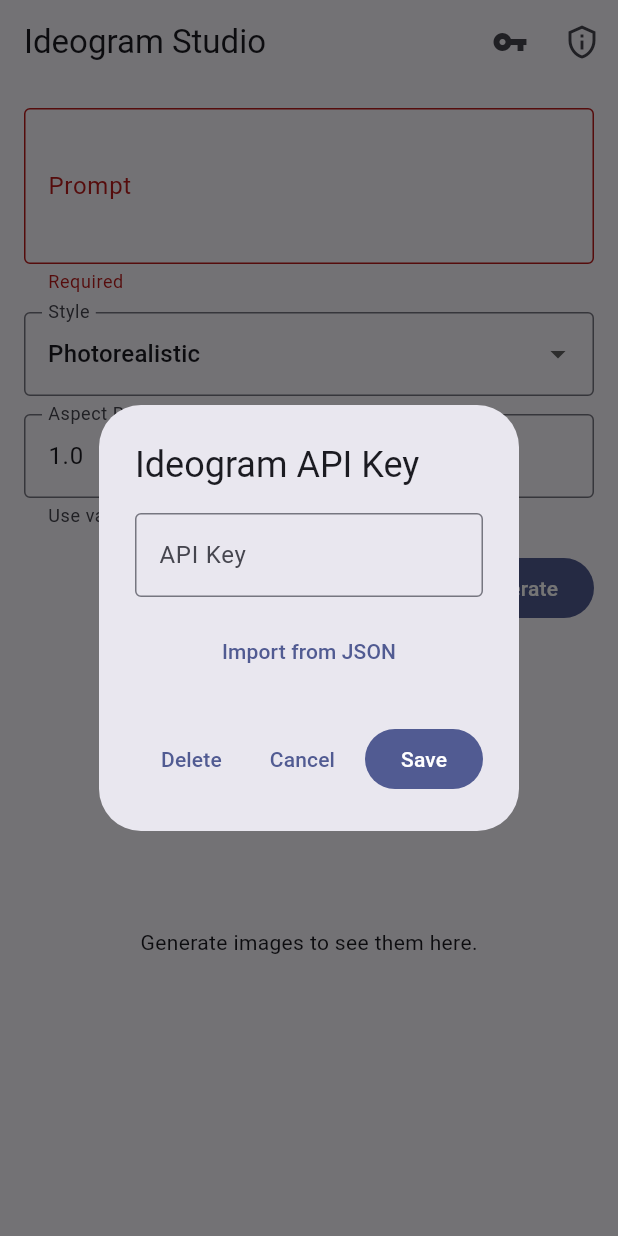
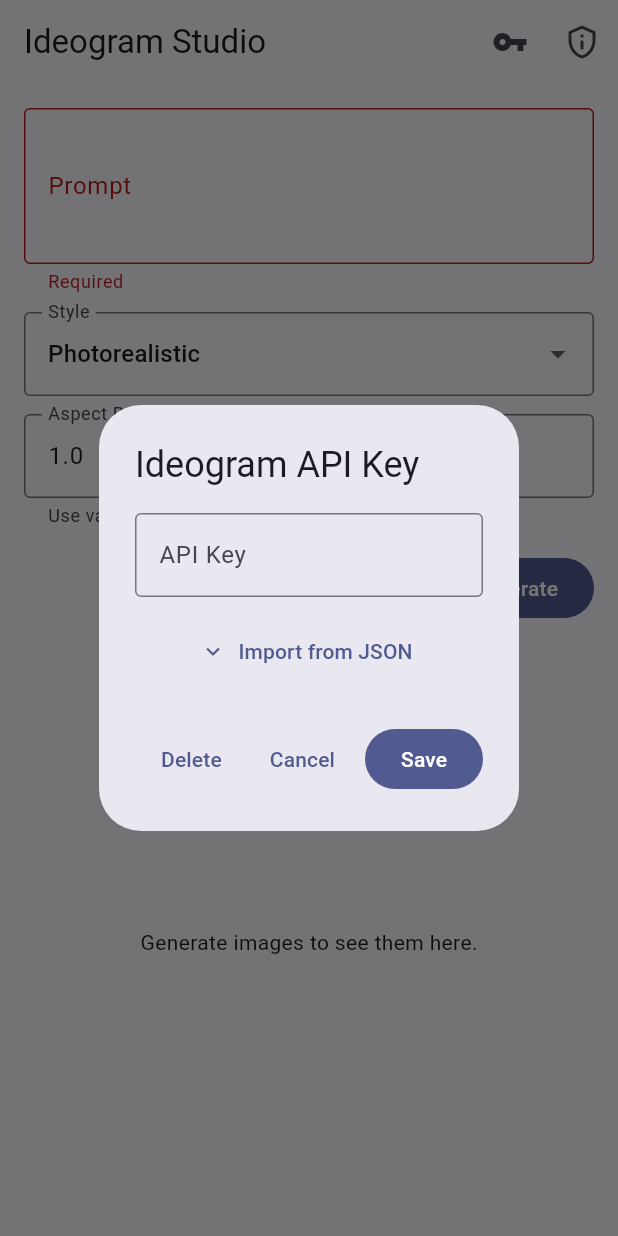
Before and after one commit to rohanahmed24/fluffy-tribble, a Flutter app: the screen it shows after launch, after a tap on "Generate", after a tap on the "vpn key" icon, on a phone screen of 412 x 824 dp. Run offline on Flutter 3.47's test engine with Material 3 defaults, Android fonts, the light colour scheme and no system bars; our stand-ins replace flutter_dotenv, flutter_secure_storage.

Commit message:
Refine Ideogram client configuration and security

```diff
--- a/lib/api/ideogram_api_client.dart
+++ b/lib/api/ideogram_api_client.dart
@@ -4,11 +4,16 @@
 import 'package:http/http.dart' as http;
 
 class IdeogramApiClient {
-  IdeogramApiClient({required this.baseUrl, http.Client? httpClient})
-    : _httpClient = httpClient ?? http.Client();
+  IdeogramApiClient({
+    required this.baseUri,
+    http.Client? httpClient,
+    Duration? timeout,
+  }) : _httpClient = httpClient ?? http.Client(),
+       _timeout = timeout ?? const Duration(seconds: 30);
 
-  final String baseUrl;
+  final Uri baseUri;
   final http.Client _httpClient;
+  final Duration _timeout;
 
   Future<List<GeneratedImage>> generateImage({
     required String apiKey,
@@ -16,7 +21,6 @@
     required ImageStyle style,
     double aspectRatio = 1.0,
   }) async {
-    final uri = Uri.parse(baseUrl);
     final requestBody = jsonEncode(<String, dynamic>{
       'prompt': prompt,
       'image_width': (1024 * aspectRatio).round(),
@@ -24,14 +28,16 @@
       'style': style.apiValue,
     });
 
-    final response = await _httpClient.post(
-      uri,
-      headers: {
-        HttpHeaders.authorizationHeader: 'Bearer $apiKey',
-        HttpHeaders.contentTypeHeader: 'application/json',
-      },
-      body: requestBody,
-    );
+    final response = await _httpClient
+        .post(
+          baseUri,
+          headers: {
+            HttpHeaders.authorizationHeader: 'Bearer $apiKey',
+            HttpHeaders.contentTypeHeader: 'application/json',
+          },
+          body: requestBody,
+        )
+        .timeout(_timeout);
 
     if (response.statusCode == HttpStatus.ok) {
       final data = jsonDecode(response.body) as Map<String, dynamic>;
@@ -41,10 +47,14 @@
             (dynamic item) =>
                 GeneratedImage.fromJson(item as Map<String, dynamic>),
           )
+          .where((image) => image.isSecure)
           .toList();
     }
 
-    throw HttpException('Failed with status: ${response.statusCode}', uri: uri);
+    throw HttpException(
+      'Failed with status: ${response.statusCode}',
+      uri: baseUri,
+    );
   }
 }
 
@@ -114,4 +124,9 @@
   final String id;
   final String url;
   final String? prompt;
+
+  bool get isSecure {
+    final uri = Uri.tryParse(url);
+    return uri != null && uri.isScheme('https');
+  }
 }
--- /dev/null
+++ b/lib/config/app_config.dart
@@ -0,0 +1,72 @@
+import 'dart:io';
+
+import 'package:flutter/foundation.dart';
+import 'package:flutter_dotenv/flutter_dotenv.dart';
+
+class AppConfig {
+  const AppConfig({required this.baseUrl, required this.requestTimeout});
+
+  final Uri baseUrl;
+  final Duration requestTimeout;
+
+  static final Uri _defaultBaseUrl = Uri.parse(
+    'https://api.ideogram.ai/v1/images',
+  );
+  static const Duration _defaultTimeout = Duration(seconds: 30);
+
+  static Future<AppConfig> load({
+    String primaryFile = '.env',
+    String fallbackFile = '.env.example',
+  }) async {
+    if (!dotenv.isInitialized) {
+      await _loadEnvFile(primaryFile);
+    }
+
+    if (!dotenv.isInitialized) {
+      await _loadEnvFile(fallbackFile);
+    }
+
+    final uri = _parseBaseUrl(dotenv.env['IDEOGRAM_BASE_URL']);
+    final timeout = _parseTimeout(dotenv.env['IDEOGRAM_TIMEOUT_SECONDS']);
+
+    return AppConfig(baseUrl: uri, requestTimeout: timeout);
+  }
+
+  static Future<void> _loadEnvFile(String fileName) async {
+    try {
+      await dotenv.load(fileName: fileName);
+    } on FlutterError catch (error) {
+      debugPrint('Failed to load $fileName: ${error.message}');
+    } on FileSystemException catch (error) {
+      debugPrint('Failed to read $fileName: ${error.message}');
+    }
+  }
+
+  static Uri _parseBaseUrl(String? value) {
+    if (value == null || value.trim().isEmpty) {
+      return _defaultBaseUrl;
+    }
+
+    final uri = Uri.tryParse(value.trim());
+    if (uri == null || !uri.hasScheme || !uri.isScheme('https')) {
+      debugPrint('Invalid IDEOGRAM_BASE_URL "$value". Using default.');
+      return _defaultBaseUrl;
+    }
+
+    return uri;
+  }
+
+  static Duration _parseTimeout(String? value) {
+    if (value == null) {
+      return _defaultTimeout;
+    }
+
+    final seconds = int.tryParse(value);
+    if (seconds == null || seconds <= 0) {
+      debugPrint('Invalid IDEOGRAM_TIMEOUT_SECONDS "$value". Using default.');
+      return _defaultTimeout;
+    }
+
+    return Duration(seconds: seconds);
+  }
+}
--- a/lib/main.dart
+++ b/lib/main.dart
@@ -1,44 +1,26 @@
-import 'dart:io';
-
 import 'package:flutter/material.dart';
-import 'package:flutter/services.dart';
-import 'package:flutter_dotenv/flutter_dotenv.dart';
 import 'package:provider/provider.dart';
 
+import 'config/app_config.dart';
 import 'screens/home_screen.dart';
 import 'state/generation_state.dart';
 
 Future<void> main() async {
   WidgetsFlutterBinding.ensureInitialized();
-  await _bootstrapEnvironment();
+  final config = await AppConfig.load();
 
   runApp(
-    ChangeNotifierProvider(
-      create: (_) => GenerationState()..loadApiKey(),
+    MultiProvider(
+      providers: [
+        Provider<AppConfig>.value(value: config),
+        ChangeNotifierProvider(
+          create: (context) =>
+              GenerationState(config: context.read<AppConfig>())..loadApiKey(),
+        ),
+      ],
       child: const IdeogramApp(),
     ),
   );
-}
-
-Future<void> _bootstrapEnvironment() async {
-  try {
-    await dotenv.load(fileName: '.env');
-    return;
-  } on FlutterError catch (error) {
-    debugPrint('Failed to load .env asset: ${error.message}');
-  } on FileSystemException catch (error) {
-    debugPrint('Failed to read .env file: ${error.message}');
-  }
-
-  if (!dotenv.isInitialized) {
-    try {
-      await dotenv.load(fileName: '.env.example');
-    } on FlutterError catch (error) {
-      debugPrint('Failed to load .env.example asset: ${error.message}');
-    } on FileSystemException catch (error) {
-      debugPrint('Failed to read .env.example file: ${error.message}');
-    }
-  }
 }
 
 class IdeogramApp extends StatelessWidget {
--- a/lib/screens/home_screen.dart
+++ b/lib/screens/home_screen.dart
@@ -4,6 +4,7 @@
 
 import '../api/ideogram_api_client.dart';
 import '../state/generation_state.dart';
+import '../widgets/api_key_dialog.dart';
 import '../widgets/generation_form.dart';
 
 class HomeScreen extends StatelessWidget {
@@ -67,79 +68,13 @@
 
   Future<void> _showApiKeyDialog(BuildContext context) async {
     final state = context.read<GenerationState>();
-    final controller = TextEditingController(text: state.apiKey ?? '');
     await showDialog<void>(
       context: context,
-      builder: (context) => AlertDialog(
-        title: const Text('Ideogram API Key'),
-        content: Column(
-          mainAxisSize: MainAxisSize.min,
-          children: [
-            TextField(
-              controller: controller,
-              decoration: const InputDecoration(
-                labelText: 'API Key',
-                hintText: 'ideogram-secret-...',
-              ),
-              obscureText: true,
-              enableSuggestions: false,
-              autocorrect: false,
-            ),
-            const SizedBox(height: 12),
-            TextButton(
-              onPressed: () async {
-                final jsonController = TextEditingController();
-                await showDialog<void>(
-                  context: context,
-                  builder: (context) => AlertDialog(
-                    title: const Text('Import from JSON'),
-                    content: TextField(
-                      controller: jsonController,
-                      maxLines: 4,
-                      decoration: const InputDecoration(
-                        hintText: '{ "ideogramApiKey": "..." }',
-                      ),
-                    ),
-                    actions: [
-                      TextButton(
-                        onPressed: () => Navigator.of(context).pop(),
-                        child: const Text('Cancel'),
-                      ),
-                      FilledButton(
-                        onPressed: () {
-                          state.importKeyFromJson(jsonController.text);
-                          Navigator.of(context).pop();
-                        },
-                        child: const Text('Import'),
-                      ),
-                    ],
-                  ),
-                );
-              },
-              child: const Text('Import from JSON'),
-            ),
-          ],
-        ),
-        actions: [
-          TextButton(
-            onPressed: () {
-              state.deleteKey();
-              Navigator.of(context).pop();
-            },
-            child: const Text('Delete'),
-          ),
-          TextButton(
-            onPressed: () => Navigator.of(context).pop(),
-            child: const Text('Cancel'),
-          ),
-          FilledButton(
-            onPressed: () {
-              state.updateApiKey(controller.text);
-              Navigator.of(context).pop();
-            },
-            child: const Text('Save'),
-          ),
-        ],
+      builder: (context) => ApiKeyDialog(
+        initialKey: state.apiKey,
+        onDelete: state.deleteKey,
+        onSave: state.updateApiKey,
+        onImportJson: state.importKeyFromJson,
       ),
     );
   }
@@ -179,7 +114,21 @@
           child: Stack(
             fit: StackFit.expand,
             children: [
-              Image.network(image.url, fit: BoxFit.cover),
+              Image.network(
+                image.url,
+                fit: BoxFit.cover,
+                loadingBuilder: (context, child, progress) {
+                  if (progress == null) {
+                    return child;
+                  }
+                  return const Center(child: CircularProgressIndicator());
+                },
+                errorBuilder: (context, error, stackTrace) => Container(
+                  color: Colors.black12,
+                  alignment: Alignment.center,
+                  child: const Icon(Icons.broken_image_outlined),
+                ),
+              ),
               if (image.prompt != null)
                 Align(
                   alignment: Alignment.bottomCenter,
--- a/lib/state/generation_state.dart
+++ b/lib/state/generation_state.dart
@@ -1,21 +1,22 @@
 import 'dart:convert';
 
 import 'package:flutter/material.dart';
-import 'package:flutter_dotenv/flutter_dotenv.dart';
 
 import '../api/ideogram_api_client.dart';
+import '../config/app_config.dart';
 import '../services/secure_storage_service.dart';
 
 class GenerationState extends ChangeNotifier {
-  GenerationState({IdeogramApiClient? client, SecureStorageService? storage})
-    : _client =
-          client ??
-          IdeogramApiClient(
-            baseUrl:
-                dotenv.env['IDEOGRAM_BASE_URL'] ??
-                'https://api.ideogram.ai/v1/images',
-          ),
-      _storage = storage ?? const SecureStorageService();
+  GenerationState({
+    required AppConfig config,
+    IdeogramApiClient? client,
+    SecureStorageService? storage,
+  })  : _client = client ??
+            IdeogramApiClient(
+              baseUri: config.baseUrl,
+              timeout: config.requestTimeout,
+            ),
+        _storage = storage ?? const SecureStorageService();
 
   final IdeogramApiClient _client;
   final SecureStorageService _storage;
@@ -54,8 +55,18 @@
     required ImageStyle style,
     double aspectRatio = 1.0,
   }) async {
+    if (_isLoading) {
+      return;
+    }
+
     if (prompt.trim().isEmpty) {
       _error = 'Prompt cannot be empty.';
+      notifyListeners();
+      return;
+    }
+
+    if (!_isValidAspectRatio(aspectRatio)) {
+      _error = 'Aspect ratio must be between 0.25 and 4.0.';
       notifyListeners();
       return;
     }
@@ -78,6 +89,9 @@
         style: style,
         aspectRatio: aspectRatio,
       );
+      if (_images.isEmpty) {
+        _error = 'No secure image URLs were returned. Try another prompt.';
+      }
     } catch (error, stackTrace) {
       debugPrint('Image generation failed: $error\n$stackTrace');
       _error = 'Failed to generate image. Please try again later.';
@@ -107,4 +121,6 @@
       notifyListeners();
     }
   }
+
+  bool _isValidAspectRatio(double ratio) => ratio >= 0.25 && ratio <= 4.0;
 }
--- /dev/null
+++ b/lib/widgets/api_key_dialog.dart
@@ -0,0 +1,132 @@
+import 'package:flutter/material.dart';
+
+class ApiKeyDialog extends StatefulWidget {
+  const ApiKeyDialog({
+    super.key,
+    required this.initialKey,
+    required this.onDelete,
+    required this.onSave,
+    required this.onImportJson,
+  });
+
+  final String? initialKey;
+  final Future<void> Function() onDelete;
+  final Future<void> Function(String value) onSave;
+  final Future<void> Function(String json) onImportJson;
+
+  @override
+  State<ApiKeyDialog> createState() => _ApiKeyDialogState();
+}
+
+class _ApiKeyDialogState extends State<ApiKeyDialog> {
+  late final TextEditingController _keyController;
+  final TextEditingController _jsonController = TextEditingController();
+  bool _isImportExpanded = false;
+
+  @override
+  void initState() {
+    super.initState();
+    _keyController = TextEditingController(text: widget.initialKey ?? '');
+  }
+
+  @override
+  void dispose() {
+    _keyController.dispose();
+    _jsonController.dispose();
+    super.dispose();
+  }
+
+  @override
+  Widget build(BuildContext context) {
+    return AlertDialog(
+      title: const Text('Ideogram API Key'),
+      content: Column(
+        mainAxisSize: MainAxisSize.min,
+        children: [
+          TextField(
+            controller: _keyController,
+            decoration: const InputDecoration(
+              labelText: 'API Key',
+              hintText: 'ideogram-secret-...',
+            ),
+            obscureText: true,
+            enableSuggestions: false,
+            autocorrect: false,
+          ),
+          const SizedBox(height: 12),
+          _buildImportSection(),
+        ],
+      ),
+      actions: [
+        TextButton(
+          onPressed: () async {
+            await widget.onDelete();
+            if (!mounted) return;
+            Navigator.of(context).pop();
+          },
+          child: const Text('Delete'),
+        ),
+        TextButton(
+          onPressed: () => Navigator.of(context).pop(),
+          child: const Text('Cancel'),
+        ),
+        FilledButton(
+          onPressed: () async {
+            await widget.onSave(_keyController.text);
+            if (!mounted) return;
+            Navigator.of(context).pop();
+          },
+          child: const Text('Save'),
+        ),
+      ],
+    );
+  }
+
+  Widget _buildImportSection() {
+    return Column(
+      crossAxisAlignment: CrossAxisAlignment.stretch,
+      children: [
+        TextButton.icon(
+          onPressed: () {
+            setState(() => _isImportExpanded = !_isImportExpanded);
+          },
+          icon: Icon(_isImportExpanded ? Icons.expand_less : Icons.expand_more),
+          label: Text(
+            _isImportExpanded ? 'Hide JSON Import' : 'Import from JSON',
+          ),
+        ),
+        AnimatedCrossFade(
+          duration: const Duration(milliseconds: 200),
+          crossFadeState: _isImportExpanded
+              ? CrossFadeState.showSecond
+              : CrossFadeState.showFirst,
+          firstChild: const SizedBox.shrink(),
+          secondChild: Column(
+            crossAxisAlignment: CrossAxisAlignment.stretch,
+            children: [
+              TextField(
+                controller: _jsonController,
+                maxLines: 4,
+                decoration: const InputDecoration(
+                  hintText: '{ "ideogramApiKey": "..." }',
+                ),
+              ),
+              const SizedBox(height: 8),
+              Align(
+                alignment: Alignment.centerRight,
+                child: FilledButton(
+                  onPressed: () async {
+                    await widget.onImportJson(_jsonController.text);
+                    if (!mounted) return;
+                    Navigator.of(context).pop();
+                  },
+                  child: const Text('Import'),
+                ),
+              ),
+            ],
+          ),
+        ),
+      ],
+    );
+  }
+}
--- a/lib/widgets/generation_form.dart
+++ b/lib/widgets/generation_form.dart
@@ -34,6 +34,7 @@
   Widget build(BuildContext context) {
     return Form(
       key: _formKey,
+      autovalidateMode: AutovalidateMode.onUserInteraction,
       child: Column(
         children: [
           TextFormField(
@@ -89,6 +90,7 @@
             child: FilledButton.icon(
               onPressed: () {
                 if (_formKey.currentState?.validate() ?? false) {
+                  FocusScope.of(context).unfocus();
                   final aspectRatio = double.parse(
                     _aspectRatioController.text.trim(),
                   );
```
Also changed, not shown: 4 other files.
